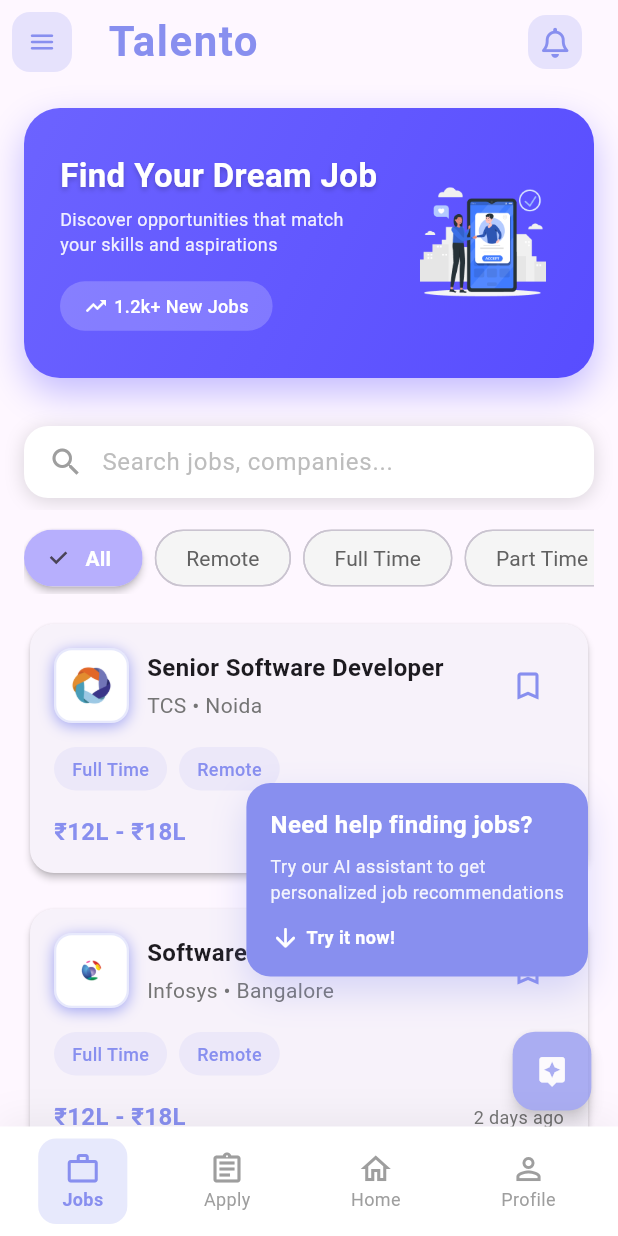
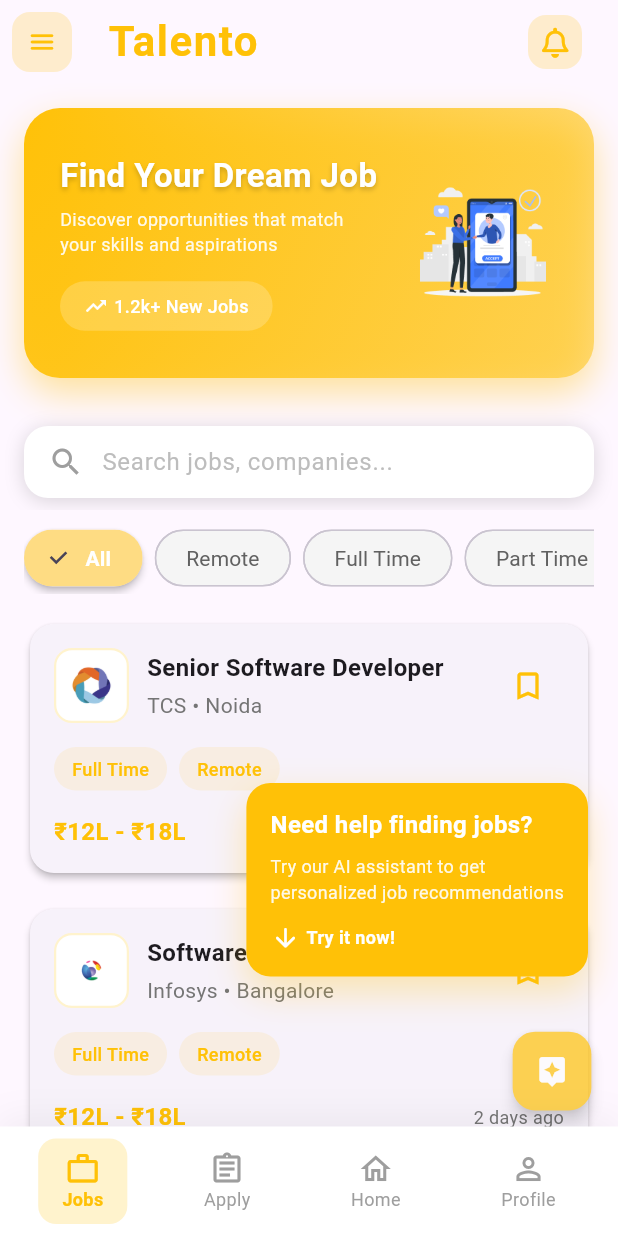
Before and after one commit to AshishZmedios/Talento-Flutter, a Flutter app: the screen it shows after launch, after a tap on "Login", on a phone screen of 412 x 824 dp. Run offline on Flutter 3.47's test engine with Material 3 defaults, Android fonts, the phone set to English and light mode, and no system bars; our stand-ins replace connectivity_plus, dio, font_awesome_flutter, get, image_picker, in_app_review and 5 more.

Commit message:
Minor Changes.

```diff
--- a/lib/core/constants/constants.dart
+++ b/lib/core/constants/constants.dart
@@ -38,7 +38,7 @@ class AppConstants {
   static const String artificialIntelligenceScreen = "AI Help$_screenSuffix";
 
   // Colors
-  static const Color primaryColor = Color(0xFF888FEF);
+  static const Color primaryColor = kWarningColor;
   static const Color kPrimaryColor = Color(0xFF7C4DFF);
   static const Color kSecondaryColor = Color(0xFFFF4B8A);
   static const Color kAccentColor = Color(0xFFFFB300);
@@ -47,6 +47,23 @@ class AppConstants {
   static const Color kCardColor = Color(0xFFFFFFFF);
   static const Color kTextColor = Color(0xFF2D3142);
   static const Color kTextSecondary = Color(0xFF6B7280);
+  static const Color kColorGreen = Color(0xFF49EF14);
+  static const Color kColorGreen1 = Color(0xFF5CAA43);
+  static const Color kColorGreen12 = Color(0xFF113704);
+  static const Color kColorRed1 = Color(0xFFD52D2D);
+  static const Color kBackgroundColor = Color(0xFFF5F5F5); // light grey
+  static const Color kSubTextColor = Color(0xFF757575); // medium grey
+  static const Color kBorderColor = Color(0xFFE0E0E0); // light border
+  static const Color kSuccessColor = Color(0xFF4CAF50); // green
+  static const Color kWarningColor = Color(0xFFFFC107); // amber
+  static const Color kErrorColor = Color(0xFFF44336); // red
+  static const Color kInfoColor = Color(0xFF2196F3); // blue
+  static const Color kLightPrimaryColor = Color(0xFFD1C4E9); // light purple
+  static const Color kDarkPrimaryColor = Color(0xFF512DA8); // deep purple
+  static const Color kLightSecondaryColor = Color(0xFFFFCDD2); // light pink
+  static const Color kDarkSecondaryColor = Color(0xFFC2185B); // deep pink
+  static const Color kAccentLightColor = Color(0xFFFFF8E1); // light amber
+  static const Color kAccentDarkColor = Color(0xFFFF6F00); // dark amber
 
   // Icons
   static const String iconPrefix = "assets/images/";
--- a/lib/presentation/screens/dashboard/home.dart
+++ b/lib/presentation/screens/dashboard/home.dart
@@ -95,14 +95,17 @@ class _HomeScreenState extends State<HomeScreen>
           Container(
             decoration: BoxDecoration(
               gradient: LinearGradient(
-                colors: [Color(0xFF6C63FF), Color(0xFF584DFF)],
+                colors: [
+                  AppConstants.primaryColor,
+                  AppConstants.primaryColor.withValues(alpha: 0.5),
+                ],
                 begin: Alignment.topLeft,
                 end: Alignment.bottomRight,
               ),
               borderRadius: BorderRadius.circular(24),
               boxShadow: [
                 BoxShadow(
-                  color: Color(0xFF6C63FF).withValues(alpha: 0.3),
+                  color: AppConstants.primaryColor.withValues(alpha: 0.3),
                   blurRadius: 20,
                   offset: Offset(0, 10),
                 ),
--- a/lib/presentation/screens/dashboard/jobs.dart
+++ b/lib/presentation/screens/dashboard/jobs.dart
@@ -255,9 +255,7 @@ class _JobsScreenState extends State<JobsScreen> with TickerProviderStateMixin {
     return TimeTracker(
       screenName: AppConstants.jobsScreen,
       child: Scaffold(
-        backgroundColor: Theme
-            .of(context)
-            .scaffoldBackgroundColor,
+        backgroundColor: Theme.of(context).scaffoldBackgroundColor,
         body: Stack(
           children: [
             RefreshIndicator(
@@ -338,8 +336,10 @@ class _JobsScreenState extends State<JobsScreen> with TickerProviderStateMixin {
                         ],
                       ),
                       flexibleSpace: LayoutBuilder(
-                        builder: (BuildContext context,
-                            BoxConstraints constraints,) {
+                        builder: (
+                          BuildContext context,
+                          BoxConstraints constraints,
+                        ) {
                           final double currentHeight = constraints.maxHeight;
                           final double welcomeOpacity =
                               _isCollapsed
@@ -463,14 +463,17 @@ class _JobsScreenState extends State<JobsScreen> with TickerProviderStateMixin {
       height: 180,
       decoration: BoxDecoration(
         gradient: LinearGradient(
-          colors: [Color(0xFF6C63FF), Color(0xFF584DFF)],
+          colors: [
+            AppConstants.primaryColor,
+            AppConstants.primaryColor.withValues(alpha: 0.5),
+          ],
           begin: Alignment.topLeft,
           end: Alignment.bottomRight,
         ),
         borderRadius: BorderRadius.circular(24),
         boxShadow: [
           BoxShadow(
-            color: Color(0xFF6C63FF).withValues(alpha: 0.4),
+            color: AppConstants.primaryColor.withValues(alpha: 0.4),
             blurRadius: 20,
             offset: Offset(0, 10),
           ),
@@ -603,7 +606,9 @@ class _JobsScreenState extends State<JobsScreen> with TickerProviderStateMixin {
                         isSelected ? FontWeight.bold : FontWeight.normal,
                   ),
                   backgroundColor: Colors.grey[100],
-              selectedColor: Color(0xFF7067FA).withValues(alpha: 0.5),
+                  selectedColor: AppConstants.primaryColor.withValues(
+                    alpha: 0.5,
+                  ),
                   onSelected: (selected) {
                     setState(() => _selectedFilter = filter);
                   },
@@ -620,8 +625,7 @@ class _JobsScreenState extends State<JobsScreen> with TickerProviderStateMixin {
   Widget _buildJobsList() {
     return SliverList(
       delegate: SliverChildBuilderDelegate(
-            (context, index) =>
-            FadeTransition(
+        (context, index) => FadeTransition(
           opacity: _fadeAnimation,
           child: _buildJobCard(context, index),
         ),
@@ -683,8 +687,7 @@ class _JobsScreenState extends State<JobsScreen> with TickerProviderStateMixin {
                     IconButton(
                       icon: Icon(Icons.bookmark_border),
                       onPressed:
-                          () =>
-                          Utils.showSnackBar(
+                          () => Utils.showSnackBar(
                             context,
                             "Job saved successfully",
                           ),
@@ -738,13 +741,6 @@ class _JobsScreenState extends State<JobsScreen> with TickerProviderStateMixin {
           color: AppConstants.primaryColor.withValues(alpha: 0.2),
           width: 1.5,
         ),
-        boxShadow: [
-          BoxShadow(
-            color: AppConstants.primaryColor.withValues(alpha: 0.8),
-            blurRadius: 8,
-            offset: Offset(0, 2),
-          ),
-        ],
       ),
       child: ClipRRect(
         borderRadius: BorderRadius.circular(8),
--- a/lib/presentation/screens/features/privacy_policy.dart
+++ b/lib/presentation/screens/features/privacy_policy.dart
@@ -47,7 +47,7 @@ class _PrivacyPolicyScreenState extends State<PrivacyPolicyScreen> {
         borderRadius: BorderRadius.circular(16),
         boxShadow: [
           BoxShadow(
-            color: Colors.black.withOpacity(0.05),
+            color: Colors.black.withValues(alpha: 0.05),
             blurRadius: 10,
             offset: Offset(0, 2),
           ),
@@ -71,7 +71,7 @@ class _PrivacyPolicyScreenState extends State<PrivacyPolicyScreen> {
                 Container(
                   padding: EdgeInsets.all(8),
                   decoration: BoxDecoration(
-                    color: Colors.white.withOpacity(0.2),
+                    color: Colors.white.withValues(alpha: 0.2),
                     borderRadius: BorderRadius.circular(12),
                   ),
                   child: Icon(icon, color: Colors.white, size: 20),
@@ -114,7 +114,7 @@ class _PrivacyPolicyScreenState extends State<PrivacyPolicyScreen> {
           backgroundColor: Colors.white,
           elevation: _showElevation ? 2 : 0,
           leading: Padding(
-            padding: EdgeInsets.only(left: 8),
+            padding: EdgeInsets.only(left: 0),
             child: ModernBackButton(onPressed: () => moveToPreviousScreen()),
           ),
           title: Text(
--- a/lib/presentation/screens/features/splash.dart
+++ b/lib/presentation/screens/features/splash.dart
@@ -76,7 +76,10 @@ class _SplashScreenState extends State<SplashScreen>
         body: Container(
           decoration: BoxDecoration(
             gradient: LinearGradient(
-              colors: [Color(0xFF6C63FF), Color(0xFF776FF1)],
+              colors: [
+                AppConstants.primaryColor,
+                AppConstants.primaryColor.withValues(alpha: 0.5)
+              ],
               begin: Alignment.topLeft,
               end: Alignment.bottomRight,
             ),
@@ -93,7 +96,7 @@ class _SplashScreenState extends State<SplashScreen>
                     height: 200,
                     decoration: BoxDecoration(
                       shape: BoxShape.circle,
-                      color: Colors.white.withValues(alpha: 0.1),
+                      color: Colors.white.withValues(alpha: 0.2),
                     ),
                   ),
                 ),
@@ -105,7 +108,7 @@ class _SplashScreenState extends State<SplashScreen>
                     height: 150,
                     decoration: BoxDecoration(
                       shape: BoxShape.circle,
-                      color: Colors.white.withValues(alpha: 0.1),
+                      color: Colors.white.withValues(alpha: 0.2),
                     ),
                   ),
                 ),
@@ -153,7 +156,7 @@ class _SplashScreenState extends State<SplashScreen>
                                 child: Container(
                                   padding: EdgeInsets.all(20),
                                   decoration: BoxDecoration(
-                                    color: Colors.white.withValues(alpha: 0.1),
+                                    color: Colors.white.withValues(alpha: 0.2),
                                     borderRadius: BorderRadius.circular(30),
                                   ),
                                   child: Image.asset(
```
Lines whose indentation alone changed are shown as unchanged.
